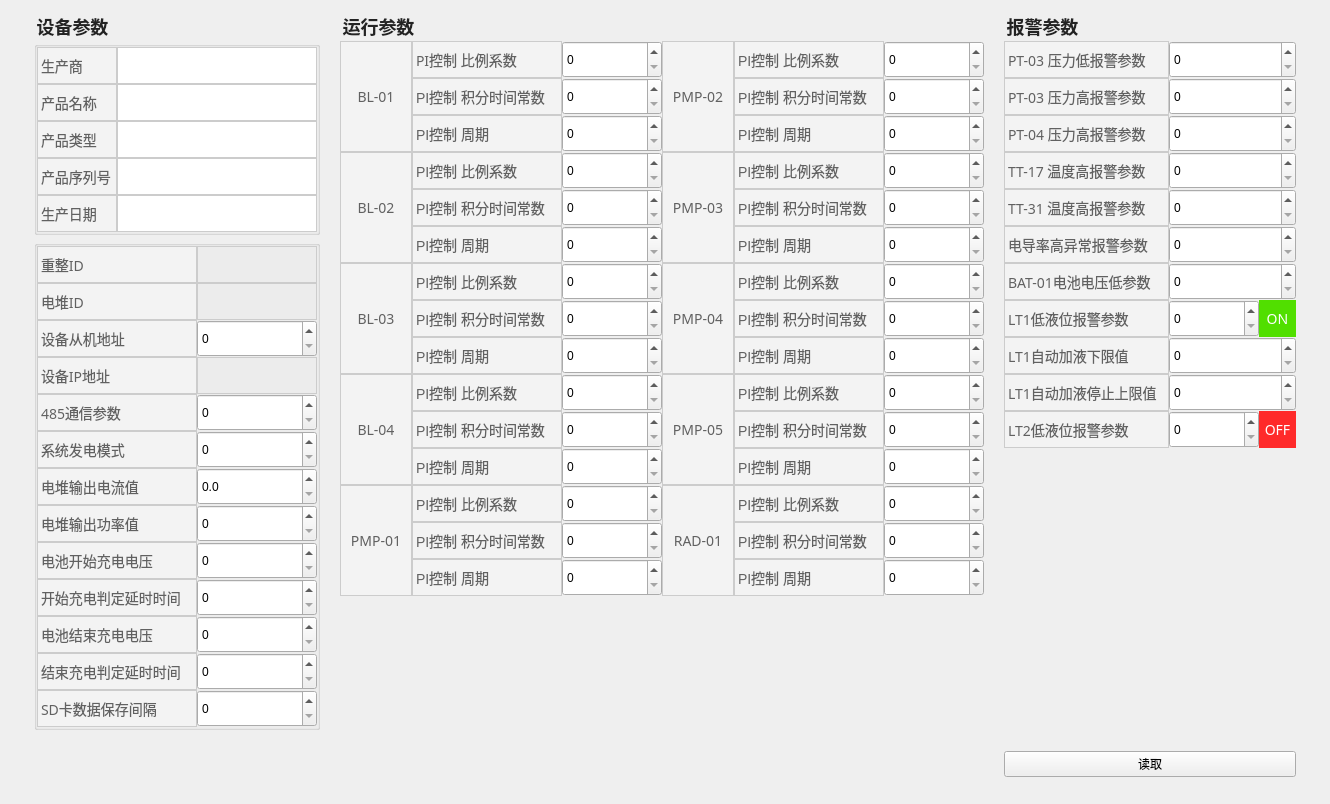
Qt form ParameterConfiguration/parameterconfiguration.ui (Hccccc1/MOH_viewer) before a commit.
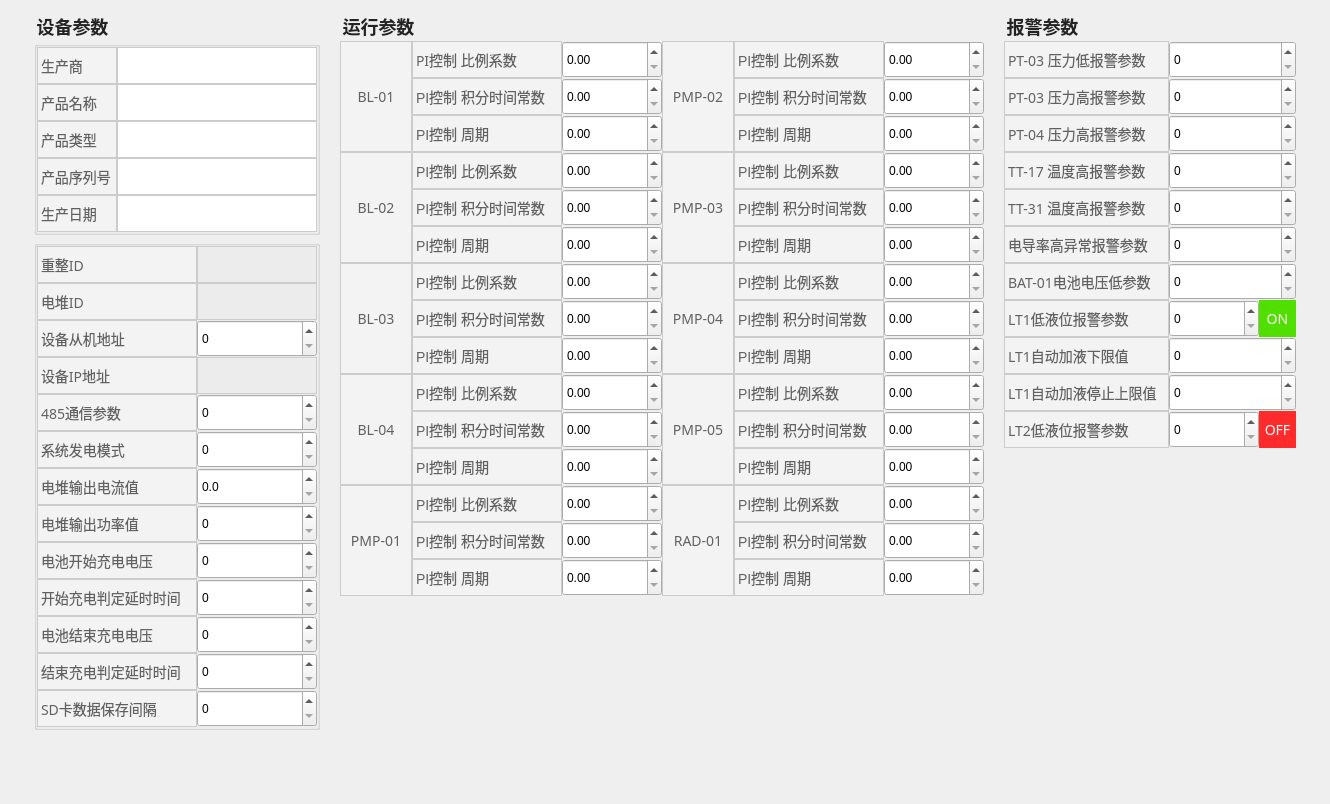
The same form after that commit.

```diff
--- a/ParameterConfiguration/parameterconfiguration.ui
+++ b/ParameterConfiguration/parameterconfiguration.ui
@@ -145,7 +145,7 @@
              </widget>
             </item>
             <item>
-             <widget class="QSpinBox" name="Kp_PMP03">
+             <widget class="QDoubleSpinBox" name="Kp_PMP03">
               <property name="minimumSize">
                <size>
                 <width>100</width>
@@ -199,7 +199,7 @@
              </widget>
             </item>
             <item>
-             <widget class="QSpinBox" name="Ti_PMP03">
+             <widget class="QDoubleSpinBox" name="Ti_PMP03">
               <property name="minimumSize">
                <size>
                 <width>100</width>
@@ -250,7 +250,7 @@
              </widget>
             </item>
             <item>
-             <widget class="QSpinBox" name="Tsm_PMP03">
+             <widget class="QDoubleSpinBox" name="Tsm_PMP03">
               <property name="minimumSize">
                <size>
                 <width>100</width>
@@ -355,7 +355,7 @@
              </widget>
             </item>
             <item>
-             <widget class="QSpinBox" name="Kp_RAD01">
+             <widget class="QDoubleSpinBox" name="Kp_RAD01">
               <property name="minimumSize">
                <size>
                 <width>100</width>
@@ -409,7 +409,7 @@
              </widget>
             </item>
             <item>
-             <widget class="QSpinBox" name="Ti_RAD01">
+             <widget class="QDoubleSpinBox" name="Ti_RAD01">
               <property name="minimumSize">
                <size>
                 <width>100</width>
@@ -460,7 +460,7 @@
              </widget>
             </item>
             <item>
-             <widget class="QSpinBox" name="Tsm_RAD01">
+             <widget class="QDoubleSpinBox" name="Tsm_RAD01">
               <property name="minimumSize">
                <size>
                 <width>100</width>
@@ -565,7 +565,7 @@
              </widget>
             </item>
             <item>
-             <widget class="QSpinBox" name="Kp_BL03">
+             <widget class="QDoubleSpinBox" name="Kp_BL03">
               <property name="minimumSize">
                <size>
                 <width>100</width>
@@ -619,7 +619,7 @@
              </widget>
             </item>
             <item>
-             <widget class="QSpinBox" name="Ti_BL03">
+             <widget class="QDoubleSpinBox" name="Ti_BL03">
               <property name="minimumSize">
                <size>
                 <width>100</width>
@@ -670,7 +670,7 @@
              </widget>
             </item>
             <item>
-             <widget class="QSpinBox" name="Tsm_BL03">
+             <widget class="QDoubleSpinBox" name="Tsm_BL03">
               <property name="minimumSize">
                <size>
                 <width>100</width>
@@ -775,7 +775,7 @@
              </widget>
             </item>
             <item>
-             <widget class="QSpinBox" name="Kp_PMP04">
+             <widget class="QDoubleSpinBox" name="Kp_PMP04">
               <property name="minimumSize">
                <size>
                 <width>100</width>
@@ -829,7 +829,7 @@
              </widget>
             </item>
             <item>
-             <widget class="QSpinBox" name="Ti_PMP04">
+             <widget class="QDoubleSpinBox" name="Ti_PMP04">
               <property name="minimumSize">
                <size>
                 <width>100</width>
@@ -880,7 +880,7 @@
              </widget>
             </item>
             <item>
-             <widget class="QSpinBox" name="Tsm_PMP04">
+             <widget class="QDoubleSpinBox" name="Tsm_PMP04">
               <property name="minimumSize">
                <size>
                 <width>100</width>
@@ -985,7 +985,7 @@
              </widget>
             </item>
             <item>
-             <widget class="QSpinBox" name="Kp_BL04">
+             <widget class="QDoubleSpinBox" name="Kp_BL04">
               <property name="minimumSize">
                <size>
                 <width>100</width>
@@ -1039,7 +1039,7 @@
              </widget>
             </item>
             <item>
-             <widget class="QSpinBox" name="Ti_BL04">
+             <widget class="QDoubleSpinBox" name="Ti_BL04">
               <property name="minimumSize">
                <size>
                 <width>100</width>
@@ -1090,7 +1090,7 @@
              </widget>
             </item>
             <item>
-             <widget class="QSpinBox" name="Tsm_BL04">
+             <widget class="QDoubleSpinBox" name="Tsm_BL04">
               <property name="minimumSize">
                <size>
                 <width>100</width>
@@ -1195,7 +1195,7 @@
              </widget>
             </item>
             <item>
-             <widget class="QSpinBox" name="Kp_BL02">
+             <widget class="QDoubleSpinBox" name="Kp_BL02">
               <property name="minimumSize">
                <size>
                 <width>100</width>
@@ -1249,7 +1249,7 @@
              </widget>
             </item>
             <item>
-             <widget class="QSpinBox" name="Ti_BL02">
+             <widget class="QDoubleSpinBox" name="Ti_BL02">
               <property name="minimumSize">
                <size>
                 <width>100</width>
@@ -1300,7 +1300,7 @@
              </widget>
             </item>
             <item>
-             <widget class="QSpinBox" name="Tsm_BL02">
+             <widget class="QDoubleSpinBox" name="Tsm_BL02">
               <property name="minimumSize">
                <size>
                 <width>100</width>
@@ -1405,7 +1405,7 @@
              </widget>
             </item>
             <item>
-             <widget class="QSpinBox" name="Kp_PMP02">
+             <widget class="QDoubleSpinBox" name="Kp_PMP02">
               <property name="minimumSize">
                <size>
                 <width>100</width>
@@ -1459,7 +1459,7 @@
              </widget>
             </item>
             <item>
-             <widget class="QSpinBox" name="Ti_PMP02">
+             <widget class="QDoubleSpinBox" name="Ti_PMP02">
               <property name="minimumSize">
                <size>
                 <width>100</width>
@@ -1510,7 +1510,7 @@
              </widget>
             </item>
             <item>
-             <widget class="QSpinBox" name="Tsm_PMP02">
+             <widget class="QDoubleSpinBox" name="Tsm_PMP02">
               <property name="minimumSize">
                <size>
                 <width>100</width>
@@ -1616,7 +1616,7 @@
              </widget>
             </item>
             <item>
-             <widget class="QSpinBox" name="Kp_BL01">
+             <widget class="QDoubleSpinBox" name="Kp_BL01">
               <property name="minimumSize">
                <size>
                 <width>100</width>
@@ -1629,9 +1629,6 @@
                 <height>37</height>
                </size>
               </property>
-              <property name="styleSheet">
-               <string notr="true"/>
-              </property>
              </widget>
             </item>
            </layout>
@@ -1670,7 +1667,7 @@
              </widget>
             </item>
             <item>
-             <widget class="QSpinBox" name="Ti_BL01">
+             <widget class="QDoubleSpinBox" name="Ti_BL01">
               <property name="minimumSize">
                <size>
                 <width>100</width>
@@ -1721,7 +1718,7 @@
              </widget>
             </item>
             <item>
-             <widget class="QSpinBox" name="Tsm_BL01">
+             <widget class="QDoubleSpinBox" name="Tsm_BL01">
               <property name="minimumSize">
                <size>
                 <width>100</width>
@@ -1826,7 +1823,7 @@
              </widget>
             </item>
             <item>
-             <widget class="QSpinBox" name="Kp_PMP05">
+             <widget class="QDoubleSpinBox" name="Kp_PMP05">
               <property name="minimumSize">
                <size>
                 <width>100</width>
@@ -1880,7 +1877,7 @@
              </widget>
             </item>
             <item>
-             <widget class="QSpinBox" name="Ti_PMP05">
+             <widget class="QDoubleSpinBox" name="Ti_PMP05">
               <property name="minimumSize">
                <size>
                 <width>100</width>
@@ -1931,7 +1928,7 @@
              </widget>
             </item>
             <item>
-             <widget class="QSpinBox" name="Tsm_PMP05">
+             <widget class="QDoubleSpinBox" name="Tsm_PMP05">
               <property name="minimumSize">
                <size>
                 <width>100</width>
@@ -2036,7 +2033,7 @@
              </widget>
             </item>
             <item>
-             <widget class="QSpinBox" name="Kp_PMP01">
+             <widget class="QDoubleSpinBox" name="Kp_PMP01">
               <property name="minimumSize">
                <size>
                 <width>100</width>
@@ -2090,7 +2087,7 @@
              </widget>
             </item>
             <item>
-             <widget class="QSpinBox" name="Ti_PMP01">
+             <widget class="QDoubleSpinBox" name="Ti_PMP01">
               <property name="minimumSize">
                <size>
                 <width>100</width>
@@ -2141,7 +2138,7 @@
              </widget>
             </item>
             <item>
-             <widget class="QSpinBox" name="Tsm_PMP01">
+             <widget class="QDoubleSpinBox" name="Tsm_PMP01">
               <property name="minimumSize">
                <size>
                 <width>100</width>
@@ -3255,13 +3252,6 @@
      </layout>
     </widget>
    </item>
-   <item row="1" column="3">
-    <widget class="QPushButton" name="readData">
-     <property name="text">
-      <string>读取</string>
-     </property>
-    </widget>
-   </item>
    <item row="0" column="3">
     <widget class="QGroupBox" name="warningParasGroup">
      <property name="styleSheet">
```
